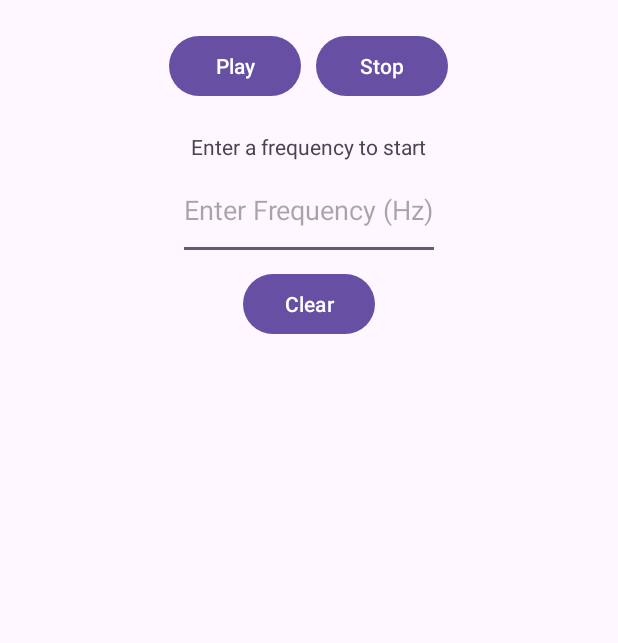
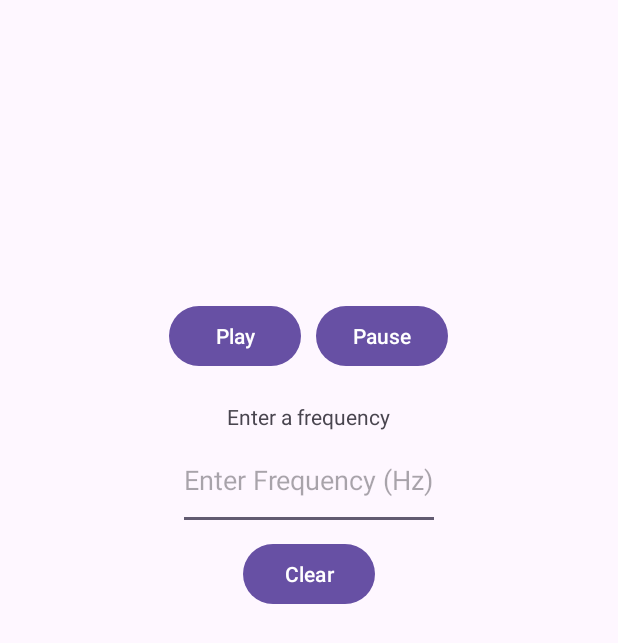
Before and after one commit to CheapPizza/FreqGenAndroid, an Android app: the screen it shows after launch (MainActivity), after a tap on "Clear", on a phone screen of 412 x 824 dp. Shown: the top 643 px of the screen. Run offline under Robolectric (Android 15) with nearby library versions, the phone set to English and light mode, and no system bars.

Commit message:
improve clear button behaviour

```diff
--- a/app/src/main/java/com/example/frequencygenerator/MainActivity.kt
+++ b/app/src/main/java/com/example/frequencygenerator/MainActivity.kt
@@ -46,6 +46,9 @@ class MainActivity : AppCompatActivity() {
 
         resetButton.setOnClickListener {
             frequencyEditText.text.clear()
+            if (!isPlaying) {
+                frequencyTextView.text = "Enter a frequency"
+            }
         }
     }
 
--- a/app/src/main/res/layout/activity_main.xml
+++ b/app/src/main/res/layout/activity_main.xml
@@ -4,16 +4,6 @@
     android:layout_width="match_parent"
     android:layout_height="match_parent"
     tools:context=".MainActivity">
-
-    <EditText
-        android:id="@+id/frequencyEditText"
-        android:layout_width="wrap_content"
-        android:layout_height="66dp"
-        android:layout_below="@id/frequencyTextView"
-        android:hint="Enter Frequency (Hz)"
-        android:layout_centerHorizontal="true"
-        android:inputType="number"
-        android:visibility="visible" />
 
     <LinearLayout
         android:id="@+id/buttonsContainer"
@@ -22,7 +12,7 @@
         android:orientation="horizontal"
         android:layout_centerHorizontal="true"
         android:layout_alignParentTop="true"
-        android:layout_marginTop="20dp">
+        android:layout_marginTop="200dp">
 
         <Button
             android:id="@+id/playButton"
@@ -35,8 +25,18 @@
             android:id="@+id/stopButton"
             android:layout_width="wrap_content"
             android:layout_height="wrap_content"
-            android:text="Stop"/>
+            android:text="Pause"/>
     </LinearLayout>
+
+    <EditText
+        android:id="@+id/frequencyEditText"
+        android:layout_width="wrap_content"
+        android:layout_height="66dp"
+        android:layout_below="@id/frequencyTextView"
+        android:hint="Enter Frequency (Hz)"
+        android:layout_centerHorizontal="true"
+        android:inputType="number"
+        android:visibility="visible" />
 
     <Button
         android:id="@+id/resetButton"
```
